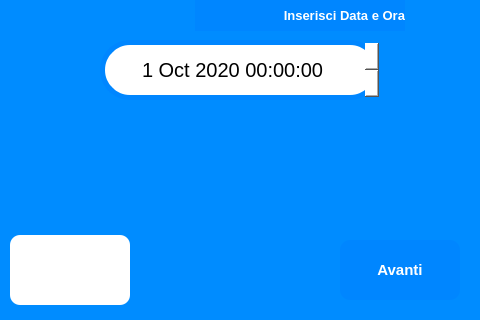
Above: view/inserisci_data_di_oggi_window.ui from ISacchitella/MicroOne_v1.1 before the change. Below: the same form after it.
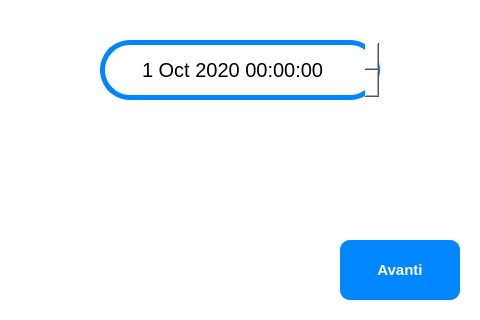
That is the form after the change. Icons and pictures are not drawn.

Patch:
```diff
--- a/view/inserisci_data_di_oggi_window.ui
+++ b/view/inserisci_data_di_oggi_window.ui
@@ -16,52 +16,6 @@
   <property name="styleSheet">
    <string notr="true">background-color: rgb(255, 255, 255);</string>
   </property>
-  <widget class="QLabel" name="label_5">
-   <property name="geometry">
-    <rect>
-     <x>0</x>
-     <y>0</y>
-     <width>480</width>
-     <height>320</height>
-    </rect>
-   </property>
-   <property name="styleSheet">
-    <string notr="true">background-color: rgb(0, 140, 255);
-image: url(:/sfondo_microone/res/pagina_MICROONE.png);</string>
-   </property>
-   <property name="text">
-    <string/>
-   </property>
-  </widget>
-  <widget class="QLabel" name="label">
-   <property name="geometry">
-    <rect>
-     <x>195</x>
-     <y>0</y>
-     <width>210</width>
-     <height>31</height>
-    </rect>
-   </property>
-   <property name="font">
-    <font>
-     <family>Segoe UI</family>
-     <pointsize>10</pointsize>
-     <weight>75</weight>
-     <bold>true</bold>
-    </font>
-   </property>
-   <property name="styleSheet">
-    <string notr="true">background-color: rgb(0, 134, 255);
-
-color: rgb(255, 255, 255);</string>
-   </property>
-   <property name="text">
-    <string>Inserisci Data e Ora</string>
-   </property>
-   <property name="alignment">
-    <set>Qt::AlignRight|Qt::AlignTrailing|Qt::AlignVCenter</set>
-   </property>
-  </widget>
   <widget class="QPushButton" name="cancel_btn_">
    <property name="geometry">
     <rect>
@@ -79,10 +33,11 @@
     </font>
    </property>
    <property name="styleSheet">
-    <string notr="true">background-color: rgb(0, 140, 255);
+    <string notr="true">background-color: rgb(0, 134, 255);
+background-color: rgb(255, 255, 255);
                  color: rgb(255, 255, 255);
-                 border-radius:10px;
-             </string>
+             
+background-color: rgb(0, 134, 255);</string>
    </property>
    <property name="text">
     <string/>
@@ -216,7 +171,23 @@
      <normaloff>:/keyboard/res/keyboard_icon.png</normaloff>:/keyboard/res/keyboard_icon.png</iconset>
    </property>
   </widget>
-  <zorder>label_5</zorder>
+  <widget class="QLabel" name="label">
+   <property name="geometry">
+    <rect>
+     <x>0</x>
+     <y>0</y>
+     <width>480</width>
+     <height>320</height>
+    </rect>
+   </property>
+   <property name="styleSheet">
+    <string notr="true">image: url(:/sfondo_data_ora/res/pagina_MICROONE_inserisci_data_ora.png);</string>
+   </property>
+   <property name="text">
+    <string/>
+   </property>
+  </widget>
+  <zorder>label</zorder>
   <zorder>cancel_btn_</zorder>
   <zorder>avanti_btn</zorder>
   <zorder>data_oggi_dateTimeEdit</zorder>
```
Left out of the diff: 1 changed line with no effect on the pictures.
